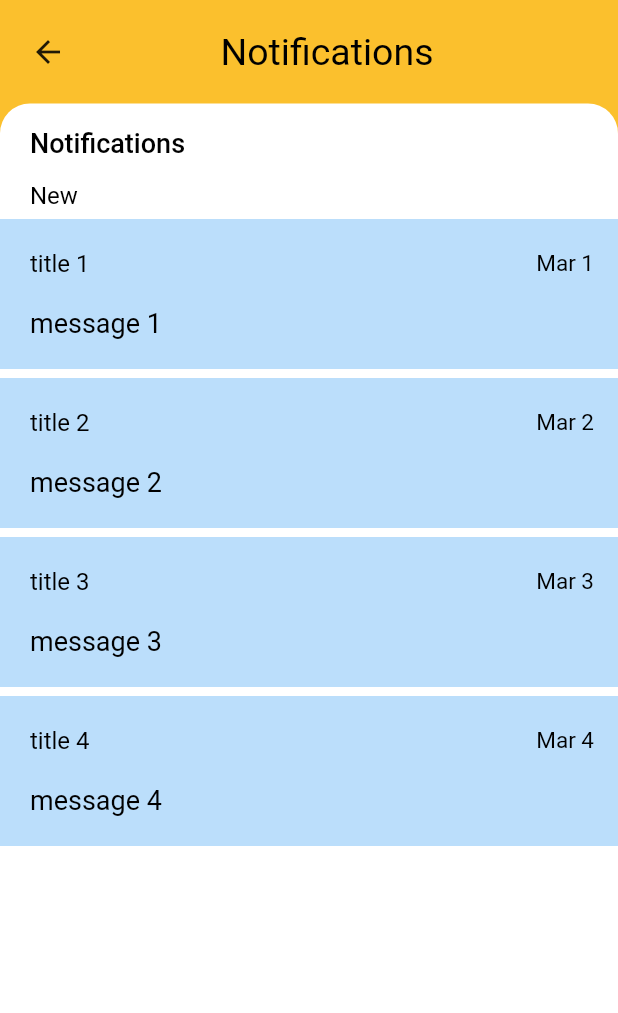
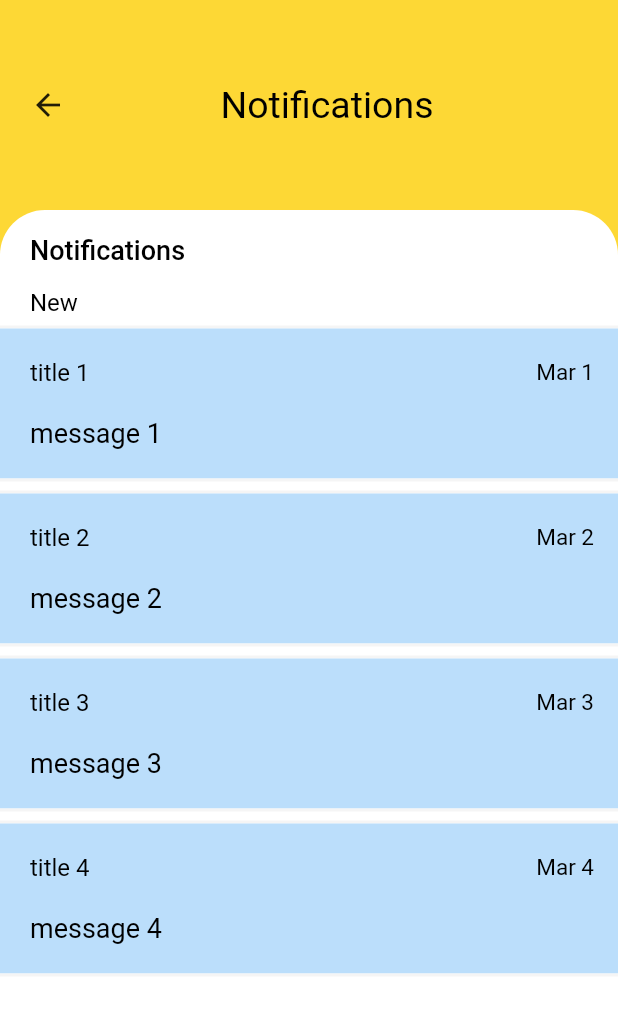
Before and after one commit to Ellora-Systems/K-Change-Notification, a Flutter app: the screen it shows after launch, on a phone screen of 412 x 824 dp. Shown: the top 1013 px of the screen. Run offline on Flutter 3.47's test engine with Material 2 defaults, Android fonts, the light colour scheme and no system bars.

Commit message:
List view updated

```diff
--- a/lib/main.dart
+++ b/lib/main.dart
@@ -43,12 +43,13 @@ class NotificationState extends State<NotificationPage> {
   @override
   Widget build(BuildContext context) {
     return Scaffold(
-      backgroundColor: Colors.yellow[700],
+      backgroundColor: Colors.yellow[600],
       body: Container(
         child: Column(
           mainAxisSize: MainAxisSize.max,
           children: <Widget>[
             Container(
+              height: 100.0,
               margin: EdgeInsets.only(
                 top: 20,
                 left: 20,
@@ -87,8 +88,8 @@ class NotificationState extends State<NotificationPage> {
                 decoration: BoxDecoration(
                   color: Colors.white,
                   borderRadius: BorderRadius.only(
-                    topLeft: Radius.circular(20),
-                    topRight: Radius.circular(20),
+                    topLeft: Radius.circular(30),
+                    topRight: Radius.circular(30),
                   ),
                 ),
                 child: Column(
@@ -125,7 +126,7 @@ class NotificationState extends State<NotificationPage> {
                       ),
                     ),
                     Container(
-                      height: MediaQuery.of(context).size.height * 0.8,
+                      height: MediaQuery.of(context).size.height * 0.6,
                       child: ListView.builder(
                         itemCount: widget.noticationModel.length,
                         itemBuilder: (context, position) {
@@ -145,8 +146,14 @@ class NotificationState extends State<NotificationPage> {
 }
 
 Widget listItem(NotificationModel model) {
-  return Container(
+  return Column(
+    children: <Widget>[
+      Container(
         margin: EdgeInsets.only(top: 6),
+        height: 2,
+        color: Colors.grey[100],
+      ),
+      Container(
         height: 100,
         color: Colors.blue[100],
         alignment: AlignmentDirectional.centerStart,
@@ -192,5 +199,11 @@ Widget listItem(NotificationModel model) {
             ),
           ],
         ),
+      ),
+      Container(
+        height: 2,
+        color: Colors.grey[100],
+      )
+    ],
   );
 }
```
Lines whose indentation alone changed are shown as unchanged.
